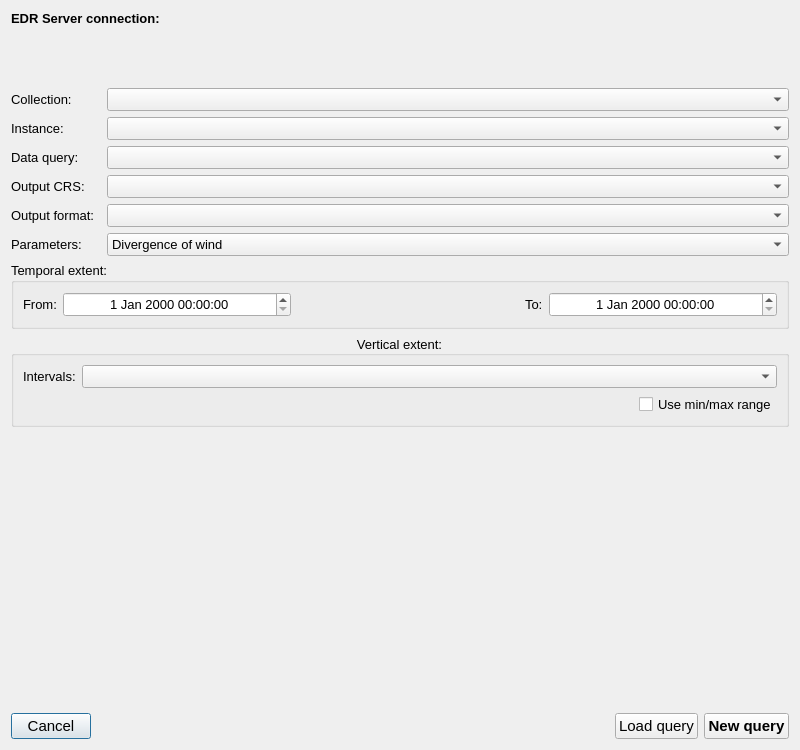
The window that edr_plugin/gui/ui/edr.ui (MetOffice/qgis-plugin-edr) describes before a commit, drawn with Qt 5.
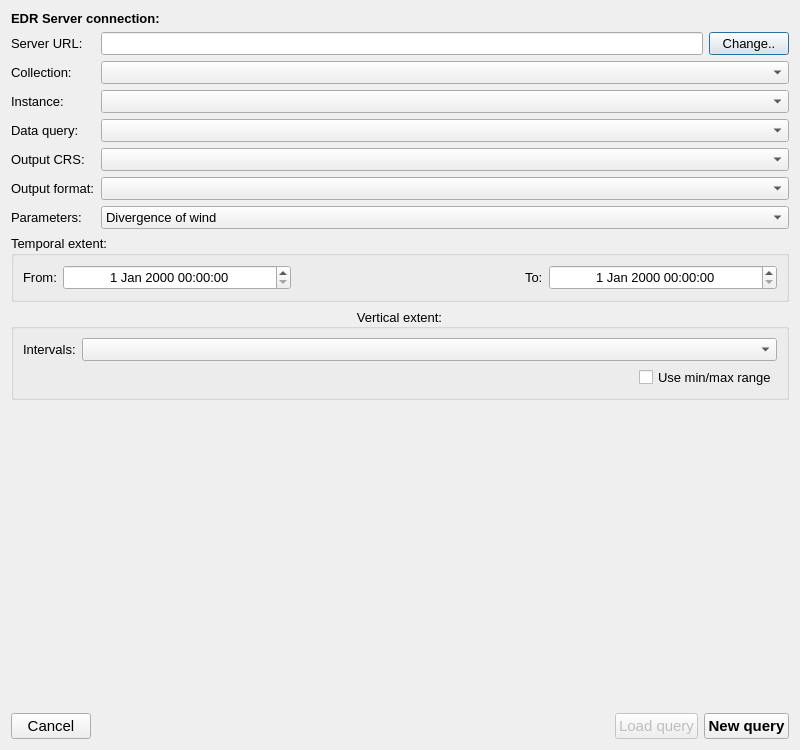
The same window after the commit. Custom widgets are drawn as their Qt base class.

Commit message: Added server URL changing option.

The edit to the form file:
```diff
--- a/edr_plugin/gui/ui/edr.ui
+++ b/edr_plugin/gui/ui/edr.ui
@@ -14,8 +14,8 @@
    <string>Environmentsl Data Retrieval</string>
   </property>
   <layout class="QGridLayout" name="gridLayout">
-   <item row="4" column="2">
-    <widget class="QComboBox" name="instance_cbo">
+   <item row="11" column="1">
+    <widget class="QComboBox" name="format_cbo">
      <property name="font">
       <font>
        <pointsize>10</pointsize>
@@ -23,7 +23,188 @@
      </property>
     </widget>
    </item>
-   <item row="11" column="0" colspan="3">
+   <item row="3" column="1">
+    <layout class="QHBoxLayout" name="horizontalLayout_2">
+     <property name="bottomMargin">
+      <number>0</number>
+     </property>
+     <item>
+      <widget class="QLineEdit" name="server_url_le">
+       <property name="font">
+        <font>
+         <pointsize>10</pointsize>
+        </font>
+       </property>
+       <property name="readOnly">
+        <bool>true</bool>
+       </property>
+      </widget>
+     </item>
+     <item>
+      <widget class="QPushButton" name="change_serve_pb">
+       <property name="font">
+        <font>
+         <pointsize>10</pointsize>
+        </font>
+       </property>
+       <property name="text">
+        <string>Change..</string>
+       </property>
+      </widget>
+     </item>
+    </layout>
+   </item>
+   <item row="13" column="0" colspan="2">
+    <widget class="QgsCollapsibleGroupBox" name="temporal_grp">
+     <property name="enabled">
+      <bool>true</bool>
+     </property>
+     <property name="font">
+      <font>
+       <pointsize>10</pointsize>
+      </font>
+     </property>
+     <property name="title">
+      <string>Temporal extent:</string>
+     </property>
+     <layout class="QGridLayout" name="gridLayout_2">
+      <item row="0" column="1">
+       <widget class="QgsDateTimeEdit" name="from_datetime">
+        <property name="sizePolicy">
+         <sizepolicy hsizetype="MinimumExpanding" vsizetype="Fixed">
+          <horstretch>0</horstretch>
+          <verstretch>0</verstretch>
+         </sizepolicy>
+        </property>
+        <property name="minimumSize">
+         <size>
+          <width>0</width>
+          <height>25</height>
+         </size>
+        </property>
+        <property name="font">
+         <font>
+          <pointsize>10</pointsize>
+         </font>
+        </property>
+        <property name="alignment">
+         <set>Qt::AlignCenter</set>
+        </property>
+       </widget>
+      </item>
+      <item row="0" column="3">
+       <widget class="QLabel" name="to_label">
+        <property name="font">
+         <font>
+          <pointsize>10</pointsize>
+         </font>
+        </property>
+        <property name="text">
+         <string>To:</string>
+        </property>
+       </widget>
+      </item>
+      <item row="0" column="0">
+       <widget class="QLabel" name="from_label">
+        <property name="font">
+         <font>
+          <pointsize>10</pointsize>
+         </font>
+        </property>
+        <property name="text">
+         <string>From:</string>
+        </property>
+       </widget>
+      </item>
+      <item row="0" column="4">
+       <widget class="QgsDateTimeEdit" name="to_datetime">
+        <property name="sizePolicy">
+         <sizepolicy hsizetype="MinimumExpanding" vsizetype="Fixed">
+          <horstretch>0</horstretch>
+          <verstretch>0</verstretch>
+         </sizepolicy>
+        </property>
+        <property name="minimumSize">
+         <size>
+          <width>0</width>
+          <height>25</height>
+         </size>
+        </property>
+        <property name="font">
+         <font>
+          <pointsize>10</pointsize>
+         </font>
+        </property>
+        <property name="alignment">
+         <set>Qt::AlignCenter</set>
+        </property>
+       </widget>
+      </item>
+      <item row="0" column="2">
+       <spacer name="horizontalSpacer_2">
+        <property name="orientation">
+         <enum>Qt::Horizontal</enum>
+        </property>
+        <property name="sizeHint" stdset="0">
+         <size>
+          <width>40</width>
+          <height>20</height>
+         </size>
+        </property>
+       </spacer>
+      </item>
+     </layout>
+    </widget>
+   </item>
+   <item row="6" column="0">
+    <widget class="QLabel" name="collection_label">
+     <property name="sizePolicy">
+      <sizepolicy hsizetype="Minimum" vsizetype="Preferred">
+       <horstretch>0</horstretch>
+       <verstretch>0</verstretch>
+      </sizepolicy>
+     </property>
+     <property name="font">
+      <font>
+       <pointsize>10</pointsize>
+      </font>
+     </property>
+     <property name="text">
+      <string>Collection:</string>
+     </property>
+    </widget>
+   </item>
+   <item row="6" column="1">
+    <widget class="QComboBox" name="collection_cbo">
+     <property name="sizePolicy">
+      <sizepolicy hsizetype="MinimumExpanding" vsizetype="Fixed">
+       <horstretch>0</horstretch>
+       <verstretch>0</verstretch>
+      </sizepolicy>
+     </property>
+     <property name="font">
+      <font>
+       <pointsize>10</pointsize>
+      </font>
+     </property>
+    </widget>
+   </item>
+   <item row="8" column="1">
+    <widget class="QComboBox" name="query_cbo">
+     <property name="sizePolicy">
+      <sizepolicy hsizetype="Expanding" vsizetype="Fixed">
+       <horstretch>0</horstretch>
+       <verstretch>0</verstretch>
+      </sizepolicy>
+     </property>
+     <property name="font">
+      <font>
+       <pointsize>10</pointsize>
+      </font>
+     </property>
+    </widget>
+   </item>
+   <item row="14" column="0" colspan="2">
     <widget class="QgsCollapsibleGroupBox" name="vertical_grp">
      <property name="font">
       <font>
@@ -92,46 +273,16 @@
      </layout>
     </widget>
    </item>
-   <item row="5" column="0">
-    <widget class="QLabel" name="query_label">
+   <item row="7" column="1">
+    <widget class="QComboBox" name="instance_cbo">
      <property name="font">
       <font>
        <pointsize>10</pointsize>
       </font>
      </property>
-     <property name="text">
-      <string>Data query:</string>
-     </property>
     </widget>
    </item>
-   <item row="9" column="0">
-    <widget class="QLabel" name="parameters_label">
-     <property name="font">
-      <font>
-       <pointsize>10</pointsize>
-      </font>
-     </property>
-     <property name="text">
-      <string>Parameters:</string>
-     </property>
-    </widget>
-   </item>
-   <item row="3" column="2">
-    <widget class="QComboBox" name="collection_cbo">
-     <property name="sizePolicy">
-      <sizepolicy hsizetype="MinimumExpanding" vsizetype="Fixed">
-       <horstretch>0</horstretch>
-       <verstretch>0</verstretch>
-      </sizepolicy>
-     </property>
-     <property name="font">
-      <font>
-       <pointsize>10</pointsize>
-      </font>
-     </property>
-    </widget>
-   </item>
-   <item row="12" column="0">
+   <item row="15" column="0">
     <spacer name="verticalSpacer">
      <property name="orientation">
       <enum>Qt::Vertical</enum>
@@ -144,7 +295,43 @@
      </property>
     </spacer>
    </item>
-   <item row="9" column="2">
+   <item row="7" column="0">
+    <widget class="QLabel" name="instance_label">
+     <property name="font">
+      <font>
+       <pointsize>10</pointsize>
+      </font>
+     </property>
+     <property name="text">
+      <string>Instance:</string>
+     </property>
+    </widget>
+   </item>
+   <item row="11" column="0">
+    <widget class="QLabel" name="format_label">
+     <property name="font">
+      <font>
+       <pointsize>10</pointsize>
+      </font>
+     </property>
+     <property name="text">
+      <string>Output format:</string>
+     </property>
+    </widget>
+   </item>
+   <item row="10" column="0">
+    <widget class="QLabel" name="crs_label">
+     <property name="font">
+      <font>
+       <pointsize>10</pointsize>
+      </font>
+     </property>
+     <property name="text">
+      <string>Output CRS:</string>
+     </property>
+    </widget>
+   </item>
+   <item row="12" column="1">
     <widget class="QgsCheckableComboBox" name="parameters_cbo">
      <property name="font">
       <font>
@@ -193,73 +380,66 @@
      </item>
     </widget>
    </item>
-   <item row="7" column="0">
-    <widget class="QLabel" name="crs_label">
+   <item row="0" column="0" colspan="2">
+    <widget class="QLabel" name="label_8">
      <property name="font">
       <font>
        <pointsize>10</pointsize>
+       <weight>75</weight>
+       <bold>true</bold>
       </font>
      </property>
      <property name="text">
-      <string>Output CRS:</string>
-     </property>
-    </widget>
-   </item>
-   <item row="5" column="2">
-    <widget class="QComboBox" name="query_cbo">
-     <property name="sizePolicy">
-      <sizepolicy hsizetype="Expanding" vsizetype="Fixed">
-       <horstretch>0</horstretch>
-       <verstretch>0</verstretch>
-      </sizepolicy>
-     </property>
-     <property name="font">
-      <font>
-       <pointsize>10</pointsize>
-      </font>
+      <string>EDR Server connection:</string>
      </property>
     </widget>
    </item>
    <item row="8" column="0">
-    <widget class="QLabel" name="format_label">
+    <widget class="QLabel" name="query_label">
      <property name="font">
       <font>
        <pointsize>10</pointsize>
       </font>
      </property>
      <property name="text">
-      <string>Output format:</string>
+      <string>Data query:</string>
      </property>
     </widget>
    </item>
-   <item row="2" column="0" colspan="3">
-    <widget class="QgsAuthConfigSelect" name="auth_widget">
-     <property name="sizePolicy">
-      <sizepolicy hsizetype="Preferred" vsizetype="Fixed">
-       <horstretch>0</horstretch>
-       <verstretch>0</verstretch>
-      </sizepolicy>
+   <item row="10" column="1">
+    <widget class="QComboBox" name="crs_cbo">
+     <property name="font">
+      <font>
+       <pointsize>10</pointsize>
+      </font>
      </property>
-     <property name="minimumSize">
-      <size>
-       <width>0</width>
-       <height>50</height>
-      </size>
+    </widget>
+   </item>
+   <item row="3" column="0">
+    <widget class="QLabel" name="label">
+     <property name="font">
+      <font>
+       <pointsize>10</pointsize>
+      </font>
      </property>
-     <property name="maximumSize">
-      <size>
-       <width>16777215</width>
-       <height>16777215</height>
-      </size>
+     <property name="text">
+      <string>Server URL:</string>
      </property>
+    </widget>
+   </item>
+   <item row="12" column="0">
+    <widget class="QLabel" name="parameters_label">
      <property name="font">
       <font>
        <pointsize>10</pointsize>
       </font>
      </property>
+     <property name="text">
+      <string>Parameters:</string>
+     </property>
     </widget>
    </item>
-   <item row="14" column="0" colspan="3">
+   <item row="17" column="0" colspan="2">
     <layout class="QHBoxLayout" name="horizontalLayout">
      <property name="bottomMargin">
       <number>0</number>
@@ -291,6 +471,9 @@
      </item>
      <item>
       <widget class="QPushButton" name="load_pb">
+       <property name="enabled">
+        <bool>false</bool>
+       </property>
        <property name="font">
         <font>
          <pointsize>11</pointsize>
@@ -317,178 +500,9 @@
      </item>
     </layout>
    </item>
-   <item row="10" column="0" colspan="3">
-    <widget class="QgsCollapsibleGroupBox" name="temporal_grp">
-     <property name="enabled">
-      <bool>true</bool>
-     </property>
-     <property name="font">
-      <font>
-       <pointsize>10</pointsize>
-      </font>
-     </property>
-     <property name="title">
-      <string>Temporal extent:</string>
-     </property>
-     <layout class="QGridLayout" name="gridLayout_2">
-      <item row="0" column="1">
-       <widget class="QgsDateTimeEdit" name="from_datetime">
-        <property name="sizePolicy">
-         <sizepolicy hsizetype="MinimumExpanding" vsizetype="Fixed">
-          <horstretch>0</horstretch>
-          <verstretch>0</verstretch>
-         </sizepolicy>
-        </property>
-        <property name="minimumSize">
-         <size>
-          <width>0</width>
-          <height>25</height>
-         </size>
-        </property>
-        <property name="font">
-         <font>
-          <pointsize>10</pointsize>
-         </font>
-        </property>
-        <property name="alignment">
-         <set>Qt::AlignCenter</set>
-        </property>
-       </widget>
-      </item>
-      <item row="0" column="3">
-       <widget class="QLabel" name="to_label">
-        <property name="font">
-         <font>
-          <pointsize>10</pointsize>
-         </font>
-        </property>
-        <property name="text">
-         <string>To:</string>
-        </property>
-       </widget>
-      </item>
-      <item row="0" column="0">
-       <widget class="QLabel" name="from_label">
-        <property name="font">
-         <font>
-          <pointsize>10</pointsize>
-         </font>
-        </property>
-        <property name="text">
-         <string>From:</string>
-        </property>
-       </widget>
-      </item>
-      <item row="0" column="4">
-       <widget class="QgsDateTimeEdit" name="to_datetime">
-        <property name="sizePolicy">
-         <sizepolicy hsizetype="MinimumExpanding" vsizetype="Fixed">
-          <horstretch>0</horstretch>
-          <verstretch>0</verstretch>
-         </sizepolicy>
-        </property>
-        <property name="minimumSize">
-         <size>
-          <width>0</width>
-          <height>25</height>
-         </size>
-        </property>
-        <property name="font">
-         <font>
-          <pointsize>10</pointsize>
-         </font>
-        </property>
-        <property name="alignment">
-         <set>Qt::AlignCenter</set>
-        </property>
-       </widget>
-      </item>
-      <item row="0" column="2">
-       <spacer name="horizontalSpacer_2">
-        <property name="orientation">
-         <enum>Qt::Horizontal</enum>
-        </property>
-        <property name="sizeHint" stdset="0">
-         <size>
-          <width>40</width>
-          <height>20</height>
-         </size>
-        </property>
-       </spacer>
-      </item>
-     </layout>
-    </widget>
-   </item>
-   <item row="4" column="0">
-    <widget class="QLabel" name="instance_label">
-     <property name="font">
-      <font>
-       <pointsize>10</pointsize>
-      </font>
-     </property>
-     <property name="text">
-      <string>Instance:</string>
-     </property>
-    </widget>
-   </item>
-   <item row="8" column="2">
-    <widget class="QComboBox" name="format_cbo">
-     <property name="font">
-      <font>
-       <pointsize>10</pointsize>
-      </font>
-     </property>
-    </widget>
-   </item>
-   <item row="0" column="0" colspan="3">
-    <widget class="QLabel" name="label_8">
-     <property name="font">
-      <font>
-       <pointsize>10</pointsize>
-       <weight>75</weight>
-       <bold>true</bold>
-      </font>
-     </property>
-     <property name="text">
-      <string>EDR Server connection:</string>
-     </property>
-    </widget>
-   </item>
-   <item row="3" column="0">
-    <widget class="QLabel" name="collection_label">
-     <property name="sizePolicy">
-      <sizepolicy hsizetype="Minimum" vsizetype="Preferred">
-       <horstretch>0</horstretch>
-       <verstretch>0</verstretch>
-      </sizepolicy>
-     </property>
-     <property name="font">
-      <font>
-       <pointsize>10</pointsize>
-      </font>
-     </property>
-     <property name="text">
-      <string>Collection:</string>
-     </property>
-    </widget>
-   </item>
-   <item row="7" column="2">
-    <widget class="QComboBox" name="crs_cbo">
-     <property name="font">
-      <font>
-       <pointsize>10</pointsize>
-      </font>
-     </property>
-    </widget>
-   </item>
   </layout>
  </widget>
  <customwidgets>
-  <customwidget>
-   <class>QgsAuthConfigSelect</class>
-   <extends>QWidget</extends>
-   <header>qgsauthconfigselect.h</header>
-  </customwidget>
   <customwidget>
    <class>QgsCheckableComboBox</class>
    <extends>QComboBox</extends>
```
The commit also changes 3 other files.
